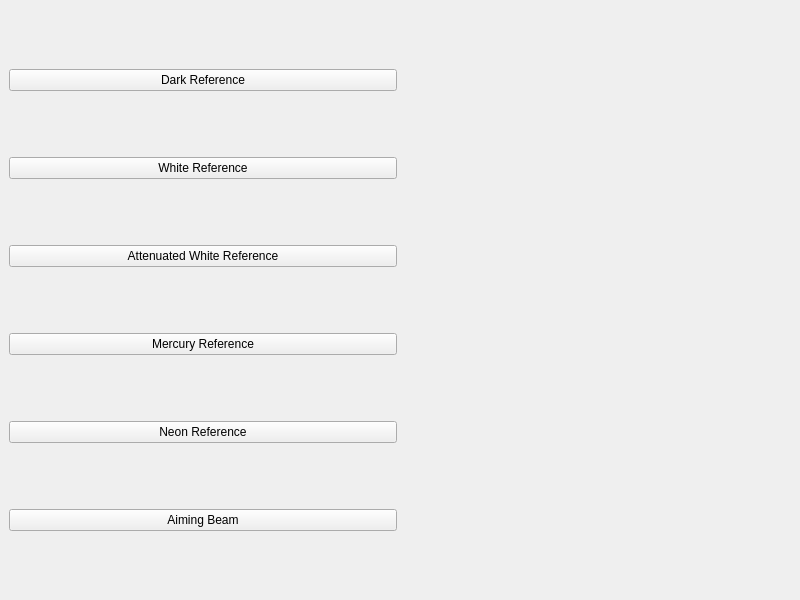
This is spectro_app.ui in marlefranco/ECMCalCheck as Qt 5 draws it before an edit. The edited form follows.
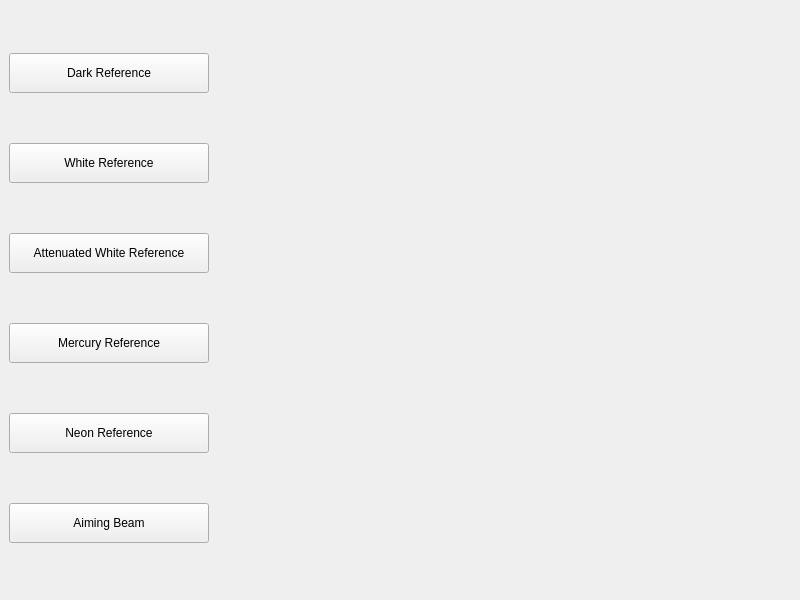
This is the edited form.

```diff
--- a/spectro_app.ui
+++ b/spectro_app.ui
@@ -19,6 +19,21 @@
      <layout class="QVBoxLayout" name="buttonLayout">
       <item>
        <widget class="QPushButton" name="btnDarkRef">
+        <property name="minimumSize">
+         <size>
+          <width>0</width>
+          <height>40</height>
+         </size>
+        </property>
+        <property name="maximumSize">
+         <size>
+          <width>200</width>
+          <height>16777215</height>
+         </size>
+        </property>
+        <property name="styleSheet">
+         <string notr="true"/>
+        </property>
         <property name="text">
          <string>Dark Reference</string>
         </property>
@@ -26,6 +41,18 @@
       </item>
       <item>
        <widget class="QPushButton" name="btnWhiteRef">
+        <property name="minimumSize">
+         <size>
+          <width>0</width>
+          <height>40</height>
+         </size>
+        </property>
+        <property name="maximumSize">
+         <size>
+          <width>200</width>
+          <height>16777215</height>
+         </size>
+        </property>
         <property name="text">
          <string>White Reference</string>
         </property>
@@ -33,6 +60,18 @@
       </item>
       <item>
        <widget class="QPushButton" name="btnAttWhiteRef">
+        <property name="minimumSize">
+         <size>
+          <width>50</width>
+          <height>40</height>
+         </size>
+        </property>
+        <property name="maximumSize">
+         <size>
+          <width>200</width>
+          <height>16777215</height>
+         </size>
+        </property>
         <property name="text">
          <string>Attenuated White Reference</string>
         </property>
@@ -40,6 +79,18 @@
       </item>
       <item>
        <widget class="QPushButton" name="btnMercuryRef">
+        <property name="minimumSize">
+         <size>
+          <width>150</width>
+          <height>40</height>
+         </size>
+        </property>
+        <property name="maximumSize">
+         <size>
+          <width>200</width>
+          <height>16777215</height>
+         </size>
+        </property>
         <property name="text">
          <string>Mercury Reference</string>
         </property>
@@ -47,6 +98,18 @@
       </item>
       <item>
        <widget class="QPushButton" name="btnNeonRef">
+        <property name="minimumSize">
+         <size>
+          <width>198</width>
+          <height>40</height>
+         </size>
+        </property>
+        <property name="maximumSize">
+         <size>
+          <width>200</width>
+          <height>16777215</height>
+         </size>
+        </property>
         <property name="text">
          <string>Neon Reference</string>
         </property>
@@ -54,6 +117,18 @@
       </item>
       <item>
        <widget class="QPushButton" name="btnAimingBeam">
+        <property name="minimumSize">
+         <size>
+          <width>150</width>
+          <height>40</height>
+         </size>
+        </property>
+        <property name="maximumSize">
+         <size>
+          <width>200</width>
+          <height>16777215</height>
+         </size>
+        </property>
         <property name="text">
          <string>Aiming Beam</string>
         </property>
```
Left out of the diff: 2 changed lines with no effect on the pictures.
